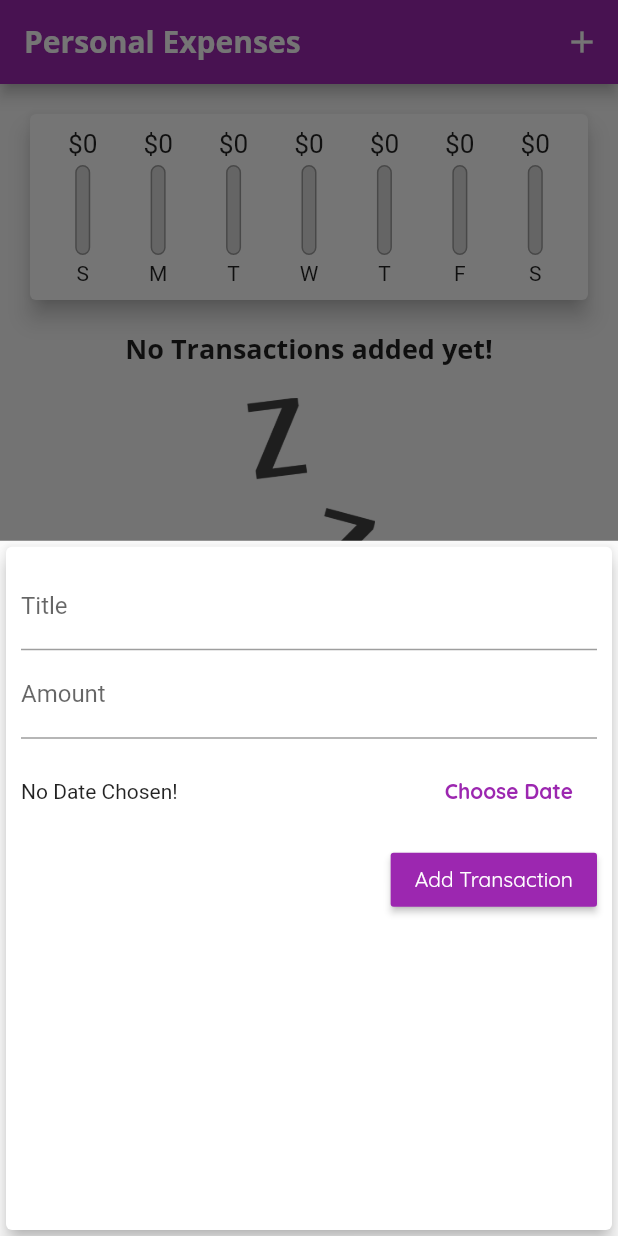
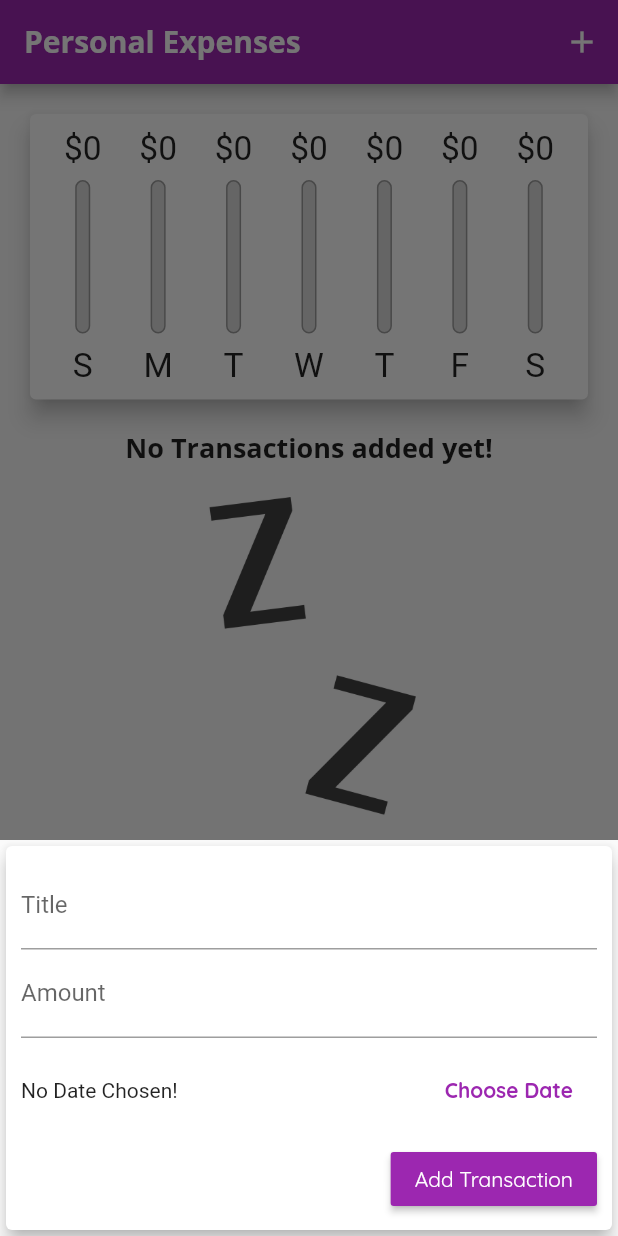
Before and after one commit to niranjandawadi/expensePLanner, a Flutter app: the screen it shows after launch, after a tap on the "add" icon, on a phone screen of 412 x 824 dp. Run offline on Flutter 3.47's test engine with Material 2 defaults, Android fonts, the phone set to English and light mode, and no system bars.

Commit message:
Code refactor

```diff
--- a/lib/main.dart
+++ b/lib/main.dart
@@ -1,11 +1,22 @@
+import 'dart:io';
+
+import 'package:flutter/cupertino.dart';
 import 'package:flutter/material.dart';
+import 'package:flutter/services.dart';
 
 import './widgets/transaction_list.dart';
 import './widgets/new_transaction.dart';
 import './widgets/chart.dart';
 import './models/transaction.dart';
 
-void main() => runApp(MyApp());
+void main() {
+  // WidgetsFlutterBinding.ensureInitialized();
+  // SystemChrome.setPreferredOrientations([
+  //   DeviceOrientation.portraitUp,
+  //   DeviceOrientation.portraitDown,
+  // ]);
+  runApp(MyApp());
+}
 
 class MyApp extends StatelessWidget {
   @override
@@ -46,6 +57,8 @@ class MyHomePage extends StatefulWidget {
 
 class _MyHomePageState extends State<MyHomePage> {
   final List<Transaction> _userTransactions = [];
+
+  bool _showChart = false;
 
   List<Transaction> get _recentTransactions {
     return _userTransactions.where((tx) {
@@ -92,8 +105,21 @@ class _MyHomePageState extends State<MyHomePage> {
 
   @override
   Widget build(BuildContext context) {
-    return Scaffold(
-      appBar: AppBar(
+    final mediaQuery = MediaQuery.of(context);
+    final isLandscape = mediaQuery.orientation == Orientation.landscape;
+    final PreferredSizeWidget appBar = (Platform.isIOS
+        ? CupertinoNavigationBar(
+            middle: Text('Personal Expenses'),
+            trailing: Row(
+              mainAxisSize: MainAxisSize.min,
+              children: <Widget>[
+                GestureDetector(
+                    child: Icon(CupertinoIcons.add),
+                    onTap: () => _startAddNewTransaction(context))
+              ],
+            ),
+          )
+        : AppBar(
             title: Text(
               'Personal Expenses',
             ),
@@ -103,18 +129,73 @@ class _MyHomePageState extends State<MyHomePage> {
                 icon: Icon(Icons.add),
               ),
             ],
-      ),
-      body: SingleChildScrollView(
+          )) as PreferredSizeWidget;
+    final txListWidget = Container(
+      height: (mediaQuery.size.height -
+              appBar.preferredSize.height -
+              mediaQuery.padding.top) *
+          0.7,
+      child: TransactionList(_userTransactions, _deleteTransaction),
+    );
+
+    final pageBody = SafeArea(
+      child: SingleChildScrollView(
         child: Column(
           crossAxisAlignment: CrossAxisAlignment.stretch,
           children: <Widget>[
-            Chart(_recentTransactions),
-            TransactionList(_userTransactions, _deleteTransaction),
+            if (isLandscape)
+              Row(
+                children: [
+                  Text(
+                    'Show Chart',
+                    style: Theme.of(context).textTheme.title,
+                  ),
+                  Switch.adaptive(
+                      activeColor: Theme.of(context).accentColor,
+                      value: _showChart,
+                      onChanged: (val) {
+                        setState(() {
+                          _showChart = val;
+                        });
+                      })
+                ],
+              ),
+            if (!isLandscape)
+              Container(
+                height: (mediaQuery.size.height -
+                        appBar.preferredSize.height -
+                        mediaQuery.padding.top) *
+                    0.3,
+                child: Chart(_recentTransactions),
+              ),
+            if (!isLandscape) txListWidget,
+            if (isLandscape)
+              _showChart
+                  ? Container(
+                      height: (mediaQuery.size.height -
+                              appBar.preferredSize.height -
+                              mediaQuery.padding.top) *
+                          0.7,
+                      child: Chart(_recentTransactions),
+                    )
+                  : txListWidget
           ],
         ),
       ),
-      floatingActionButtonLocation: FloatingActionButtonLocation.centerFloat,
-      floatingActionButton: FloatingActionButton(
+    );
+    return Platform.isIOS
+        ? CupertinoPageScaffold(
+            child: pageBody,
+            navigationBar: appBar as ObstructingPreferredSizeWidget,
+          )
+        : Scaffold(
+            appBar: appBar,
+            body: pageBody,
+            floatingActionButtonLocation:
+                FloatingActionButtonLocation.centerFloat,
+            floatingActionButton: Platform.isIOS
+                ? Container()
+                : FloatingActionButton(
                     child: Icon(Icons.add),
                     onPressed: () => _startAddNewTransaction(context),
                   ),
--- /dev/null
+++ b/lib/widgets/adaptive_button.dart
@@ -0,0 +1,34 @@
+import 'package:flutter/material.dart';
+import 'package:flutter/cupertino.dart';
+import 'dart:io';
+
+class AdaptiveFlatButton extends StatelessWidget {
+  final String text;
+  final Function handler;
+
+  AdaptiveFlatButton(this.text, this.handler);
+
+  @override
+  Widget build(BuildContext context) {
+    return Platform.isIOS
+        ? CupertinoButton(
+            child: Text(
+              text,
+              style: TextStyle(
+                fontWeight: FontWeight.bold,
+              ),
+            ),
+            onPressed: () => handler,
+          )
+        : FlatButton(
+            textColor: Theme.of(context).primaryColor,
+            child: Text(
+              text,
+              style: TextStyle(
+                fontWeight: FontWeight.bold,
+              ),
+            ),
+            onPressed: () => handler,
+          );
+  }
+}
--- a/lib/widgets/chart_bar.dart
+++ b/lib/widgets/chart_bar.dart
@@ -9,19 +9,21 @@ class ChartBar extends StatelessWidget {
 
   @override
   Widget build(BuildContext context) {
+    return LayoutBuilder(
+      builder: (ctx, constraints) {
         return Column(
           children: [
             Container(
-          height: 20,
+              height: constraints.maxHeight * 0.15,
               child: FittedBox(
                 child: Text('\$${spendingAmount.toStringAsFixed(0)}'),
               ),
             ),
             SizedBox(
-          height: 4,
+              height: constraints.maxHeight * 0.05,
             ),
             Container(
-          height: 60,
+              height: constraints.maxHeight * 0.6,
               width: 10,
               child: Stack(
                 children: [
@@ -44,10 +46,17 @@ class ChartBar extends StatelessWidget {
               ),
             ),
             SizedBox(
-          height: 4,
+              height: constraints.maxHeight * 0.05,
             ),
-        Text(label),
+            Container(
+              height: constraints.maxHeight * 0.15,
+              child: FittedBox(
+                child: Text(label),
+              ),
+            ),
           ],
+        );
+      },
     );
   }
 }
--- a/lib/widgets/new_transaction.dart
+++ b/lib/widgets/new_transaction.dart
@@ -1,5 +1,9 @@
+import 'dart:io';
+
+import 'package:expense_planner/widgets/adaptive_button.dart';
 import 'package:flutter/material.dart';
 import 'package:intl/intl.dart';
+import 'package:flutter/cupertino.dart';
 
 class NewTransaction extends StatefulWidget {
   final Function addTx;
@@ -53,10 +57,16 @@ class _NewTransactionState extends State<NewTransaction> {
 
   @override
   Widget build(BuildContext context) {
-    return Card(
+    return SingleChildScrollView(
+      child: Card(
         elevation: 5,
         child: Container(
-        padding: EdgeInsets.all(10),
+          padding: EdgeInsets.only(
+            top: 10,
+            left: 10,
+            right: 10,
+            bottom: MediaQuery.of(context).viewInsets.bottom + 10,
+          ),
           child: Column(
             crossAxisAlignment: CrossAxisAlignment.end,
             children: <Widget>[
@@ -82,16 +92,7 @@ class _NewTransactionState extends State<NewTransaction> {
                             : 'Picked Date: ${DateFormat.yMd().format(_selectedDate!)}',
                       ),
                     ),
-                  FlatButton(
-                    textColor: Theme.of(context).primaryColor,
-                    child: Text(
-                      'Choose Date',
-                      style: TextStyle(
-                        fontWeight: FontWeight.bold,
-                      ),
-                    ),
-                    onPressed: _presentDatePicker,
-                  )
+                    AdaptiveFlatButton('Choose Date', _presentDatePicker),
                   ],
                 ),
               ),
@@ -104,6 +105,7 @@ class _NewTransactionState extends State<NewTransaction> {
             ],
           ),
         ),
+      ),
     );
   }
 }
--- a/lib/widgets/transaction_list.dart
+++ b/lib/widgets/transaction_list.dart
@@ -11,10 +11,9 @@ class TransactionList extends StatelessWidget {
 
   @override
   Widget build(BuildContext context) {
-    return Container(
-      height: 450,
-      child: transactions.isEmpty
-          ? Column(
+    return transactions.isEmpty
+        ? LayoutBuilder(builder: (ctx, constraints) {
+            return Column(
               children: [
                 Text(
                   'No Transactions added yet!',
@@ -24,14 +23,15 @@ class TransactionList extends StatelessWidget {
                   height: 20,
                 ),
                 Container(
-                  height: 200,
+                  height: constraints.maxHeight * 0.6,
                   child: Image.asset(
                     'assests/images/waiting.png',
                     fit: BoxFit.cover,
                   ),
                 ),
               ],
-            )
+            );
+          })
         : ListView.builder(
             itemBuilder: (ctx, index) {
               return Card(
@@ -57,7 +57,14 @@ class TransactionList extends StatelessWidget {
                   subtitle: Text(
                     DateFormat.yMMMd().format(transactions[index].date),
                   ),
-                    trailing: IconButton(
+                  trailing: MediaQuery.of(context).size.width > 460
+                      ? FlatButton.icon(
+                          textColor: Theme.of(context).errorColor,
+                          icon: Icon(Icons.delete),
+                          label: Text('Delete'),
+                          onPressed: () => deleteTx(transactions[index].id),
+                        )
+                      : IconButton(
                           icon: Icon(Icons.delete),
                           color: Theme.of(context).errorColor,
                           onPressed: () => deleteTx(transactions[index].id),
@@ -66,7 +73,6 @@ class TransactionList extends StatelessWidget {
               );
             },
             itemCount: transactions.length,
-            ),
           );
   }
 }
```
Lines whose indentation alone changed are shown as unchanged.
